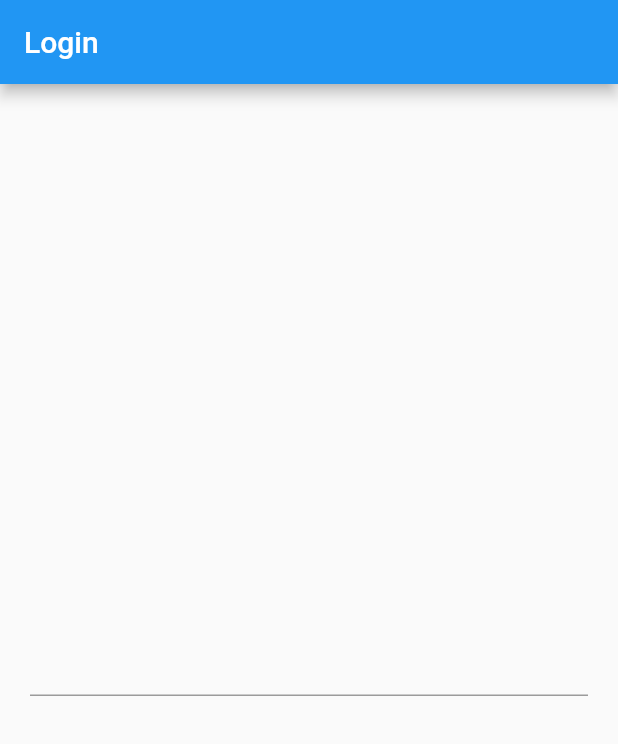
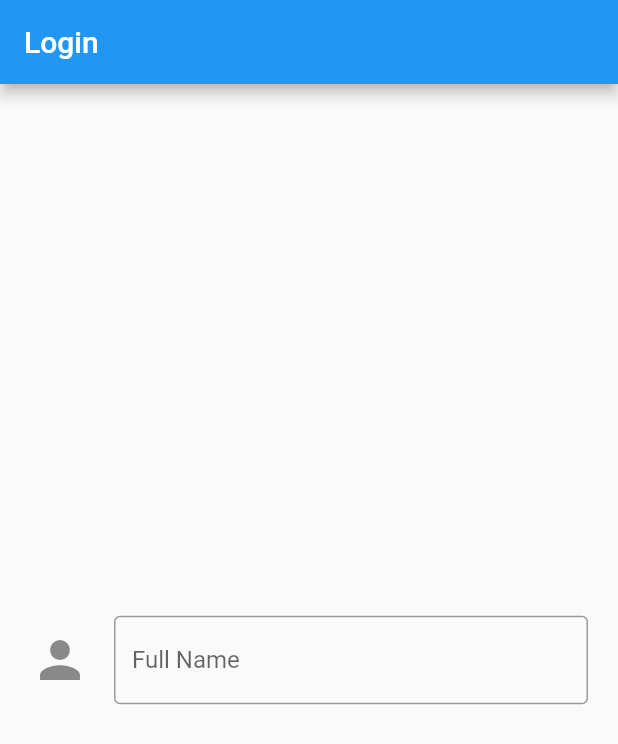
Before and after one commit to dwiponcosuripto4/mbakmu2, a Flutter app: the screen it shows after launch, on a phone screen of 412 x 824 dp. Shown: the top 744 px of the screen. Run offline on Flutter 3.47's test engine with Material 2 defaults, Android fonts, the phone set to English and light mode, and no system bars.

Commit message:
add decorations to the password input display

```diff
--- a/lib/main.dart
+++ b/lib/main.dart
@@ -23,6 +23,20 @@ class MyApp extends StatelessWidget {
               enableSuggestions: true,
               enableInteractiveSelection: false,
               obscureText: true,
+              //keyboardType: TextInputType.phone,
+              textAlignVertical: TextAlignVertical.bottom,
+
+              decoration: InputDecoration(
+                  icon: Icon(
+                    Icons.person,
+                    size: 40,
+                  ),
+                  border: OutlineInputBorder(),
+                  focusedBorder: OutlineInputBorder(
+                    borderSide: BorderSide(color: Colors.black),
+                  ),
+                  labelText: "Full Name ",
+                  hintText: "enter your full name"),
             ),
           ),
         ),
```
